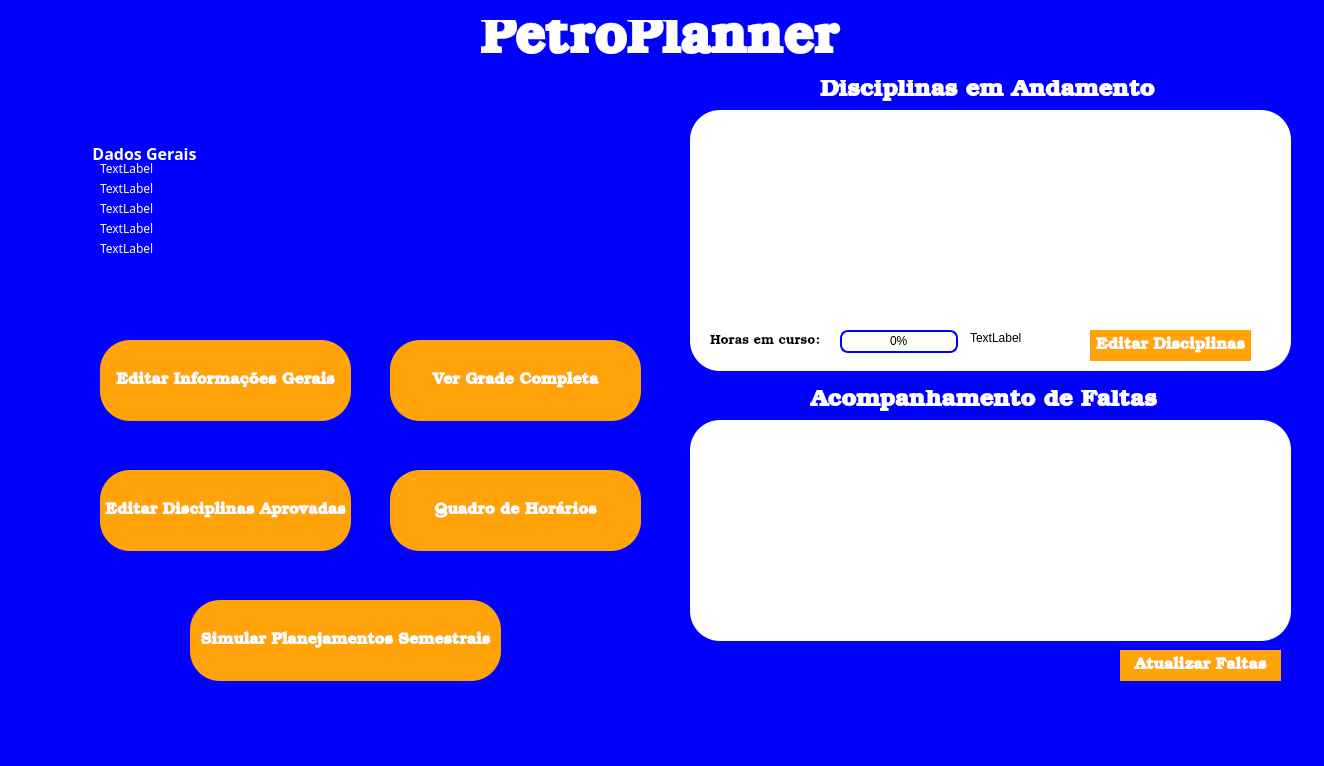
First picture: the form in 4-Execucao-Detalhamento-Construcao-Versao-1/src/telainicial.ui, repository ldsc/ProjetoEngenharia-SimuladorDePlanejamentoDasAtividadesDoEstudanteEngenharia, before the edit.
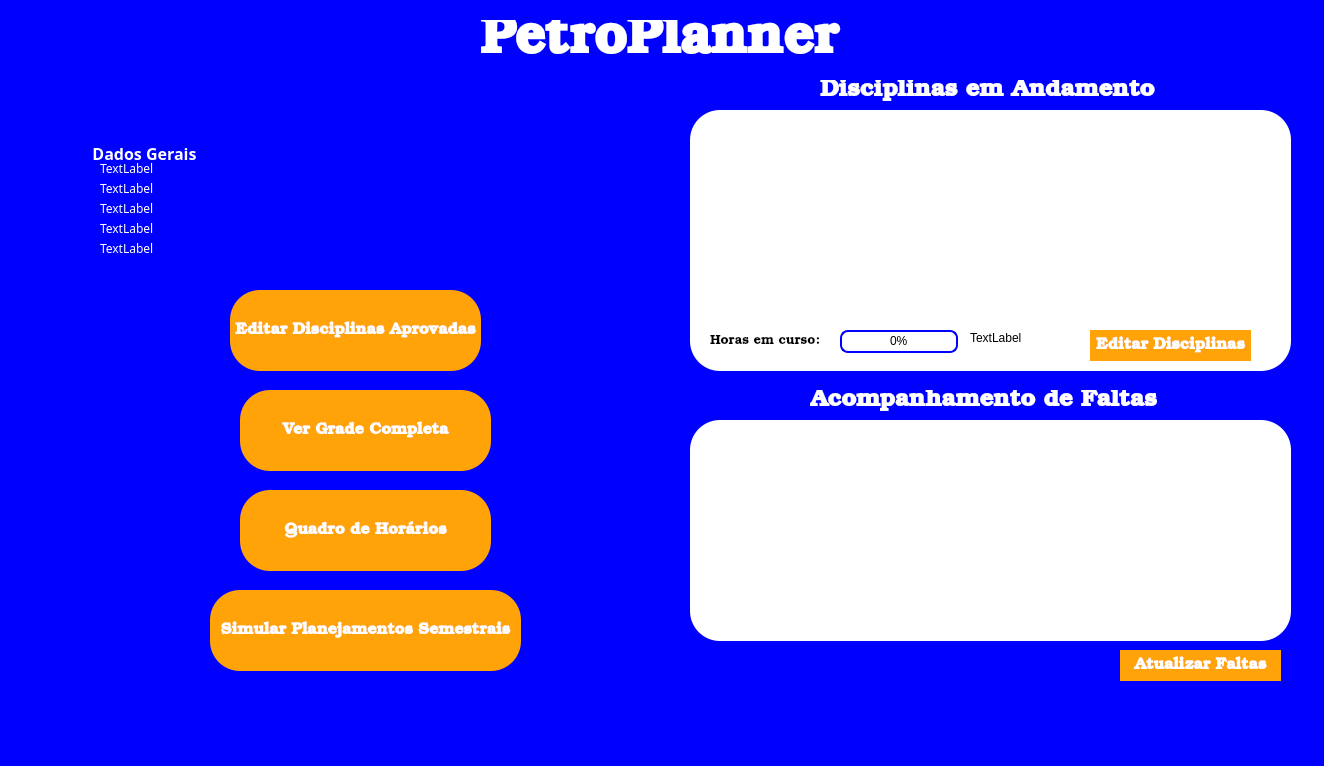
Second picture: the form after the edit.

Diff of the .ui file:
```diff
--- a/4-Execucao-Detalhamento-Construcao-Versao-1/src/telainicial.ui
+++ b/4-Execucao-Detalhamento-Construcao-Versao-1/src/telainicial.ui
@@ -32,8 +32,8 @@
    <widget class="QPushButton" name="botaoVerGradeCompleta">
     <property name="geometry">
      <rect>
-      <x>390</x>
-      <y>340</y>
+      <x>240</x>
+      <y>390</y>
       <width>251</width>
       <height>81</height>
      </rect>
@@ -363,8 +363,8 @@
    <widget class="QPushButton" name="botaoSimulacao">
     <property name="geometry">
      <rect>
-      <x>190</x>
-      <y>600</y>
+      <x>210</x>
+      <y>590</y>
       <width>311</width>
       <height>81</height>
      </rect>
@@ -389,8 +389,8 @@
    <widget class="QPushButton" name="botaoQuadrodeHorarios">
     <property name="geometry">
      <rect>
-      <x>390</x>
-      <y>470</y>
+      <x>240</x>
+      <y>490</y>
       <width>251</width>
       <height>81</height>
      </rect>
@@ -524,8 +524,8 @@
    <widget class="QPushButton" name="botaoDiscAprov">
     <property name="geometry">
      <rect>
-      <x>100</x>
-      <y>470</y>
+      <x>230</x>
+      <y>290</y>
       <width>251</width>
       <height>81</height>
      </rect>
@@ -547,32 +547,6 @@
      <string>Editar Disciplinas Aprovadas</string>
     </property>
    </widget>
-   <widget class="QPushButton" name="botaoEditarInfosGerais">
-    <property name="geometry">
-     <rect>
-      <x>100</x>
-      <y>340</y>
-      <width>251</width>
-      <height>81</height>
-     </rect>
-    </property>
-    <property name="font">
-     <font>
-      <family>Bookman Old Style</family>
-      <pointsize>12</pointsize>
-      <bold>true</bold>
-     </font>
-    </property>
-    <property name="toolTipDuration">
-     <number>-4</number>
-    </property>
-    <property name="styleSheet">
-     <string notr="true">background-color: #ffa308; color: white; border-radius: 30px;</string>
-    </property>
-    <property name="text">
-     <string>Editar Informações Gerais</string>
-    </property>
-   </widget>
   </widget>
   <widget class="QMenuBar" name="menubar">
    <property name="geometry">
```
